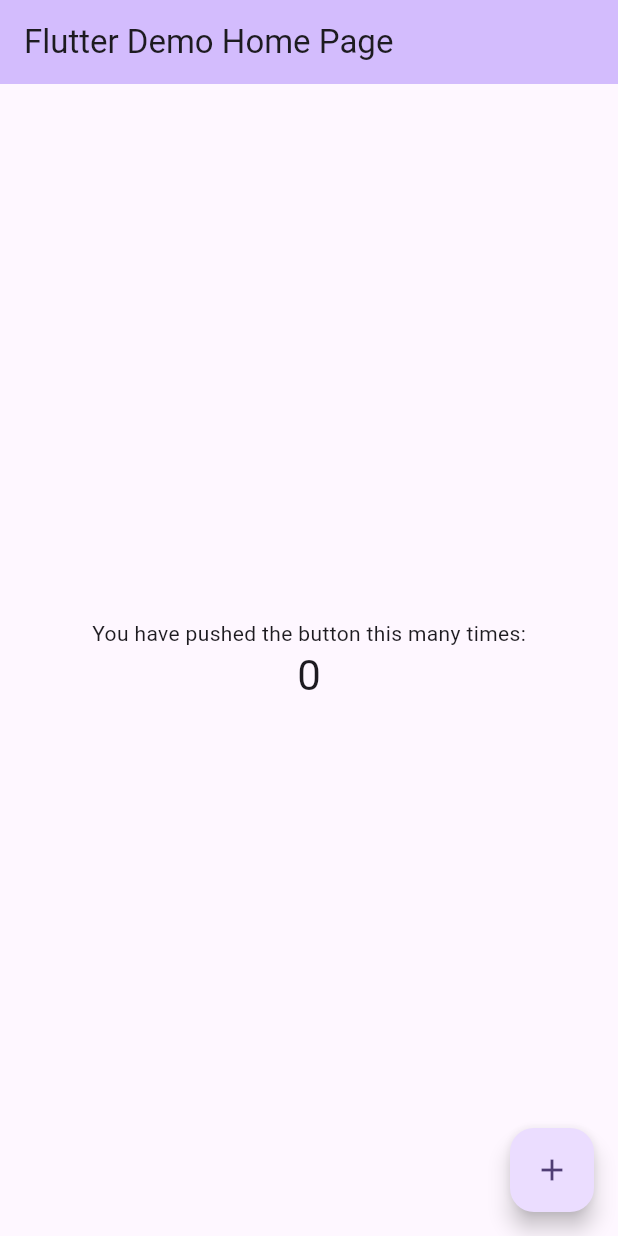
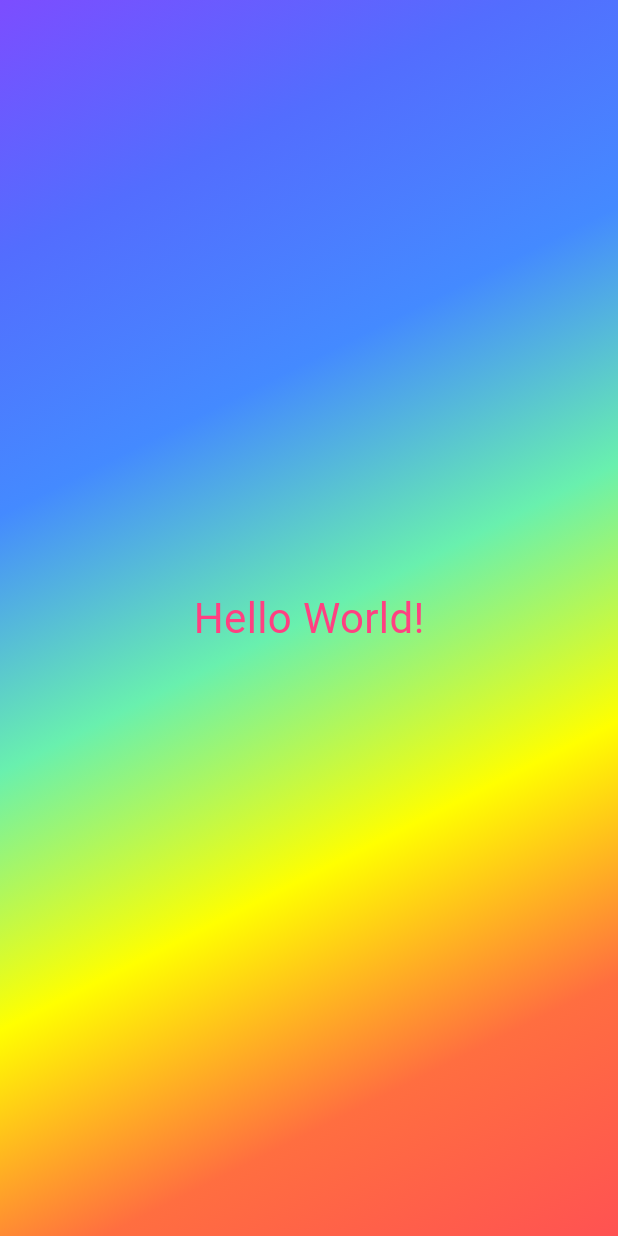
Before and after one commit to balayogigmcs/Dart, a Flutter app: the screen it shows after launch, on a phone screen of 412 x 824 dp. Run offline on Flutter 3.47's test engine with Material 3 defaults, Android fonts, the light colour scheme and no system bars.

Commit message:
adding_gradient_container

```diff
--- /dev/null
+++ b/lib/gradient_container.dart
@@ -0,0 +1,33 @@
+import 'package:flutter/material.dart';
+
+class GradientContainer extends StatelessWidget {
+  // ignore: use_super_parameters
+  //const GradientContainer({key}) : super(key: key);
+  const GradientContainer({super.key});
+  @override
+  Widget build(BuildContext context) {
+    return Container(
+      decoration: const BoxDecoration(
+        gradient: LinearGradient(
+          colors: [
+            Colors.deepPurpleAccent,
+            Colors.indigoAccent,
+            Colors.blueAccent,
+            Colors.greenAccent,
+            Colors.yellowAccent,
+            Colors.deepOrangeAccent,
+            Colors.redAccent
+          ],
+          begin: Alignment.topLeft,
+          end: Alignment.bottomRight,
+        ),
+      ),
+      child: const Center(
+        child: Text(
+          "Hello World!",
+          style: TextStyle(color: Colors.pinkAccent, fontSize: 28),
+        ),
+      ),
+    );
+  }
+}
--- a/lib/main.dart
+++ b/lib/main.dart
@@ -1,125 +1,12 @@
 import 'package:flutter/material.dart';
+import 'package:fp1/gradient_container.dart';
 
 void main() {
-  runApp(const MyApp());
+  runApp(
+    const MaterialApp(
+      home: Scaffold(
+        body: GradientContainer(),
+      ),
+    ),
+  );
 }
-
-class MyApp extends StatelessWidget {
-  const MyApp({super.key});
-
-  // This widget is the root of your application.
-  @override
-  Widget build(BuildContext context) {
-    return MaterialApp(
-      title: 'Flutter Demo',
-      theme: ThemeData(
-        // This is the theme of your application.
-        //
-        // TRY THIS: Try running your application with "flutter run". You'll see
-        // the application has a purple toolbar. Then, without quitting the app,
-        // try changing the seedColor in the colorScheme below to Colors.green
-        // and then invoke "hot reload" (save your changes or press the "hot
-        // reload" button in a Flutter-supported IDE, or press "r" if you used
-        // the command line to start the app).
-        //
-        // Notice that the counter didn't reset back to zero; the application
-        // state is not lost during the reload. To reset the state, use hot
-        // restart instead.
-        //
-        // This works for code too, not just values: Most code changes can be
-        // tested with just a hot reload.
-        colorScheme: ColorScheme.fromSeed(seedColor: Colors.deepPurple),
-        useMaterial3: true,
-      ),
-      home: const MyHomePage(title: 'Flutter Demo Home Page'),
-    );
-  }
-}
-
-class MyHomePage extends StatefulWidget {
-  const MyHomePage({super.key, required this.title});
-
-  // This widget is the home page of your application. It is stateful, meaning
-  // that it has a State object (defined below) that contains fields that affect
-  // how it looks.
-
-  // This class is the configuration for the state. It holds the values (in this
-  // case the title) provided by the parent (in this case the App widget) and
-  // used by the build method of the State. Fields in a Widget subclass are
-  // always marked "final".
-
-  final String title;
-
-  @override
-  State<MyHomePage> createState() => _MyHomePageState();
-}
-
-class _MyHomePageState extends State<MyHomePage> {
-  int _counter = 0;
-
-  void _incrementCounter() {
-    setState(() {
-      // This call to setState tells the Flutter framework that something has
-      // changed in this State, which causes it to rerun the build method below
-      // so that the display can reflect the updated values. If we changed
-      // _counter without calling setState(), then the build method would not be
-      // called again, and so nothing would appear to happen.
-      _counter++;
-    });
-  }
-
-  @override
-  Widget build(BuildContext context) {
-    // This method is rerun every time setState is called, for instance as done
-    // by the _incrementCounter method above.
-    //
-    // The Flutter framework has been optimized to make rerunning build methods
-    // fast, so that you can just rebuild anything that needs updating rather
-    // than having to individually change instances of widgets.
-    return Scaffold(
-      appBar: AppBar(
-        // TRY THIS: Try changing the color here to a specific color (to
-        // Colors.amber, perhaps?) and trigger a hot reload to see the AppBar
-        // change color while the other colors stay the same.
-        backgroundColor: Theme.of(context).colorScheme.inversePrimary,
-        // Here we take the value from the MyHomePage object that was created by
-        // the App.build method, and use it to set our appbar title.
-        title: Text(widget.title),
-      ),
-      body: Center(
-        // Center is a layout widget. It takes a single child and positions it
-        // in the middle of the parent.
-        child: Column(
-          // Column is also a layout widget. It takes a list of children and
-          // arranges them vertically. By default, it sizes itself to fit its
-          // children horizontally, and tries to be as tall as its parent.
-          //
-          // Column has various properties to control how it sizes itself and
-          // how it positions its children. Here we use mainAxisAlignment to
-          // center the children vertically; the main axis here is the vertical
-          // axis because Columns are vertical (the cross axis would be
-          // horizontal).
-          //
-          // TRY THIS: Invoke "debug painting" (choose the "Toggle Debug Paint"
-          // action in the IDE, or press "p" in the console), to see the
-          // wireframe for each widget.
-          mainAxisAlignment: MainAxisAlignment.center,
-          children: <Widget>[
-            const Text(
-              'You have pushed the button this many times:',
-            ),
-            Text(
-              '$_counter',
-              style: Theme.of(context).textTheme.headlineMedium,
-            ),
-          ],
-        ),
-      ),
-      floatingActionButton: FloatingActionButton(
-        onPressed: _incrementCounter,
-        tooltip: 'Increment',
-        child: const Icon(Icons.add),
-      ), // This trailing comma makes auto-formatting nicer for build methods.
-    );
-  }
-}
```
